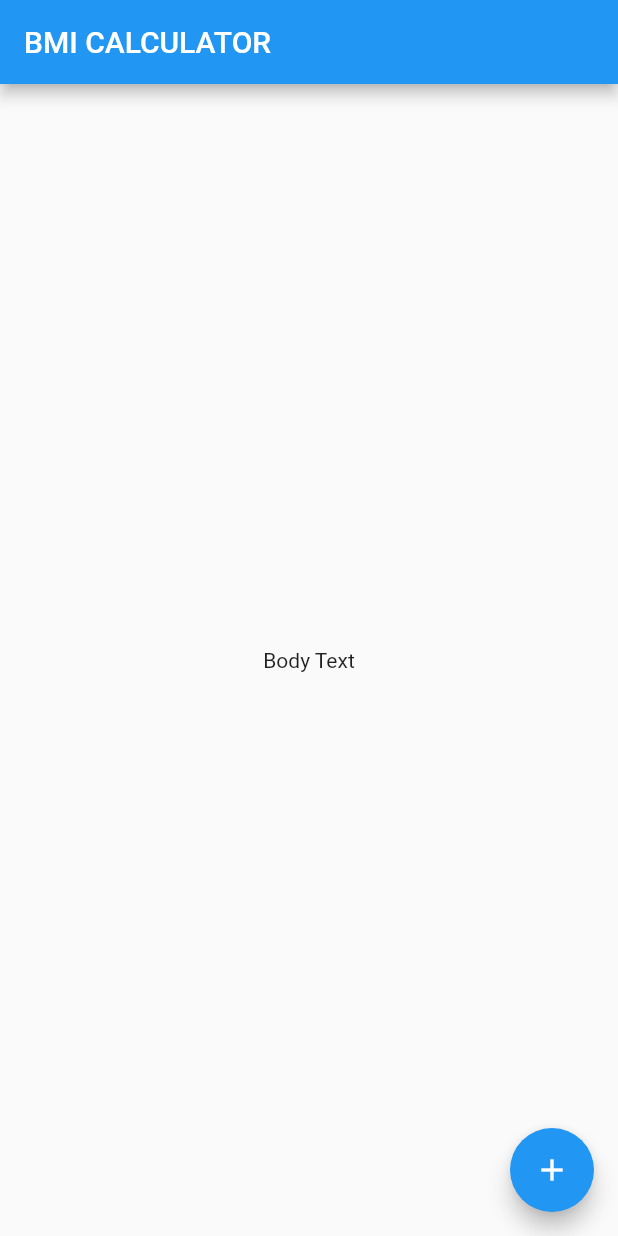
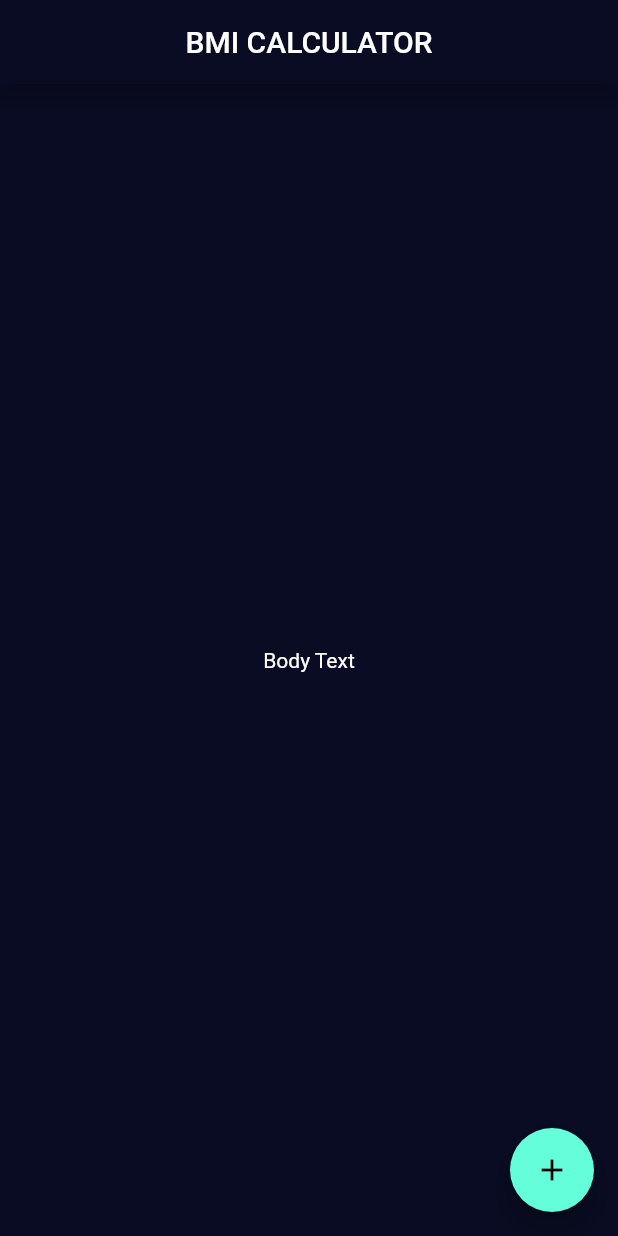
Before and after one commit to Jishnu075/bmi_calc, a Flutter app: the screen it shows after launch, on a phone screen of 412 x 824 dp. Run offline on Flutter 3.47's test engine with Material 2 defaults, Android fonts, the phone set to English and light mode, and no system bars.

Commit message:
input_page.dart from main,dart

```diff
--- /dev/null
+++ b/lib/input_page.dart
@@ -0,0 +1,26 @@
+import 'package:flutter/material.dart';
+
+class InputPage extends StatefulWidget {
+  @override
+  _InputPageState createState() => _InputPageState();
+}
+
+class _InputPageState extends State<InputPage> {
+  @override
+  Widget build(BuildContext context) {
+    return Scaffold(
+      appBar: AppBar(
+        title: Center(
+          child: Text('BMI CALCULATOR'),
+        ),
+      ),
+      body: Center(
+        child: Text('Body Text'),
+      ),
+      floatingActionButton: FloatingActionButton(
+        child: Icon(Icons.add),
+        onPressed: () {},
+      ),
+    );
+  }
+}
--- a/lib/main.dart
+++ b/lib/main.dart
@@ -1,4 +1,5 @@
 import 'package:flutter/material.dart';
+import 'input_page.dart';
 
 void main() => runApp(BMICalculator());
 
@@ -6,29 +7,11 @@ class BMICalculator extends StatelessWidget {
   @override
   Widget build(BuildContext context) {
     return MaterialApp(
+      theme: ThemeData.dark().copyWith(
+        primaryColor: Color(0xFF090C22),
+        scaffoldBackgroundColor: Color(0xFF090C22),
+      ),
       home: InputPage(),
     );
   }
 }
-
-class InputPage extends StatefulWidget {
-  @override
-  _InputPageState createState() => _InputPageState();
-}
-
-class _InputPageState extends State<InputPage> {
-  @override
-  Widget build(BuildContext context) {
-    return Scaffold(
-      appBar: AppBar(
-        title: Text('BMI CALCULATOR'),
-      ),
-      body: Center(
-        child: Text('Body Text'),
-      ),
-      floatingActionButton: FloatingActionButton(
-        child: Icon(Icons.add),
-      ),
-    );
-  }
-}
```
